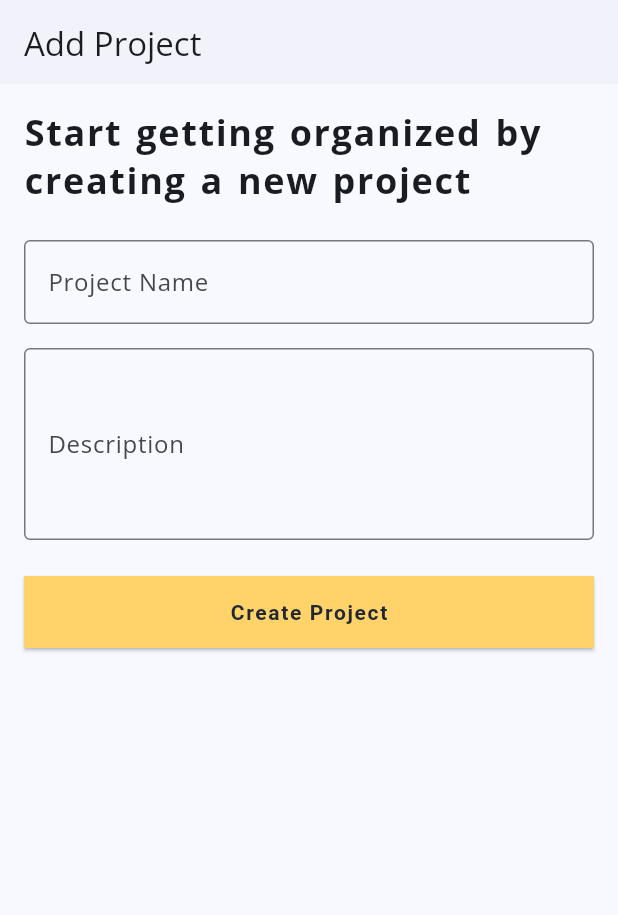
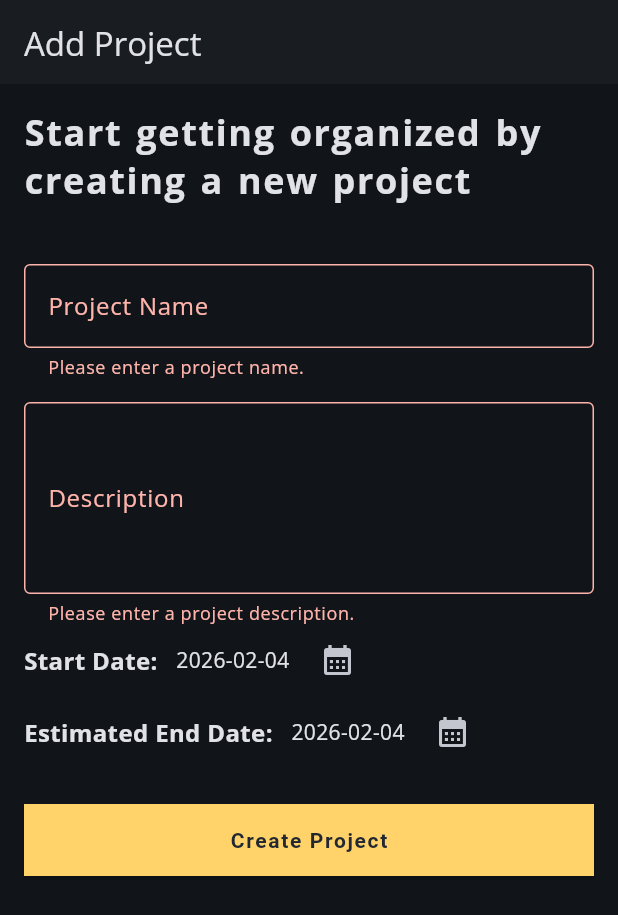
Before and after one commit to faruqonaayo/arrtick_app, a Flutter app: the AddProject screen opened by its route, after a tap on "Create Project", on a phone screen of 412 x 824 dp. Shown: the top 915 px of the screen. Run offline on Flutter 3.47's test engine with Material 3 defaults, Android fonts, the phone set to English and light mode, and no system bars; our stand-ins replace go_router, google_fonts.

Commit message:
Refactor project model to make endDate optional and update form validation in AddProject screen

```diff
--- a/lib/main.dart
+++ b/lib/main.dart
@@ -25,7 +25,7 @@ class ArrtickApp extends StatelessWidget {
     return MaterialApp.router(
       title: 'Arrtick App',
       routerConfig: _router,
-      themeMode: ThemeMode.light,
+      themeMode: ThemeMode.dark,
       theme: buildThemeData(kColorScheme),
       darkTheme: buildThemeData(kDarkColorScheme),
     );
--- a/lib/models/project.dart
+++ b/lib/models/project.dart
@@ -4,7 +4,7 @@ class Project {
   final String description;
   final DateTime startDate;
   final DateTime estimatedEndDate;
-  final DateTime endDate;
+  final DateTime? endDate;
   final bool isCompleted;
   final bool isFavorite;
 
@@ -14,8 +14,8 @@ class Project {
     required this.description,
     required this.startDate,
     required this.estimatedEndDate,
-    required this.endDate,
-    required this.isCompleted,
+    this.endDate,
+    this.isCompleted = false,
     this.isFavorite = false,
   });
 
@@ -26,7 +26,7 @@ class Project {
       description: json['description'],
       startDate: DateTime.parse(json['startDate']),
       estimatedEndDate: DateTime.parse(json['estimatedEndDate']),
-      endDate: DateTime.parse(json['endDate']),
+      endDate: json['endDate'] != null ? DateTime.parse(json['endDate']) : null,
       isCompleted: json['isCompleted'],
       isFavorite: json['isFavorite'],
     );
@@ -39,7 +39,7 @@ class Project {
       'description': description,
       'startDate': startDate.toIso8601String(),
       'estimatedEndDate': estimatedEndDate.toIso8601String(),
-      'endDate': endDate.toIso8601String(),
+      'endDate': endDate?.toIso8601String(),
       'isCompleted': isCompleted,
       'isFavorite': isFavorite,
     };
--- a/lib/screens/add_project.dart
+++ b/lib/screens/add_project.dart
@@ -1,4 +1,7 @@
 import 'package:flutter/material.dart';
+
+import 'package:arrtick_app/models/project.dart';
+import 'package:arrtick_app/util.dart';
 
 class AddProject extends StatefulWidget {
   const AddProject({super.key});
@@ -8,6 +11,12 @@ class AddProject extends StatefulWidget {
 }
 
 class _AddProjectState extends State<AddProject> {
+  final _formKey = GlobalKey<FormState>();
+  var _enteredName = '';
+  var _enteredDescription = '';
+  var _selectedStartDate = DateTime.now();
+  var _selectedEndDate = DateTime.now();
+
   @override
   Widget build(BuildContext context) {
     return Scaffold(
@@ -23,26 +32,104 @@ class _AddProjectState extends State<AddProject> {
               letterSpacing: 1.1,
             ),
           ),
-          const SizedBox(height: 24),
+          const SizedBox(height: 40),
           Form(
+            key: _formKey,
             child: Column(
               children: [
                 TextFormField(
                   decoration: const InputDecoration(labelText: 'Project Name'),
+                  validator: (value) {
+                    if (value == null || value.isEmpty) {
+                      return 'Please enter a project name.';
+                    }
+                    return null;
+                  },
+                  onSaved: (newValue) {
+                    _enteredName = newValue!;
+                  },
                 ),
                 const SizedBox(height: 16),
                 TextFormField(
                   decoration: const InputDecoration(labelText: 'Description'),
                   maxLines: 4,
+                  validator: (value) {
+                    if (value == null || value.isEmpty) {
+                      return 'Please enter a project description.';
+                    }
+                    return null;
+                  },
+                  onSaved: (newValue) {
+                    _enteredDescription = newValue!;
+                  },
+                ),
+                Row(
+                  mainAxisAlignment: MainAxisAlignment.start,
+                  spacing: 8,
+                  children: [
+                    Text(
+                      "Start Date: ",
+                      style: TextStyle(
+                        fontWeight: FontWeight.w700,
+                        fontSize: 16,
+                      ),
+                    ),
+                    Text(formatDate(_selectedStartDate)),
+                    IconButton(
+                      onPressed: () async {
+                        var today = DateTime.now();
+                        final response = await _presentDatePicker(
+                          today,
+                          DateTime(2100),
+                        );
+                        if (response != null) {
+                          setState(() {
+                            _selectedStartDate = response;
+                            _selectedEndDate = response;
+                          });
+                        }
+                      },
+                      icon: Icon(Icons.calendar_month),
+                    ),
+                  ],
+                ),
+                Row(
+                  mainAxisAlignment: MainAxisAlignment.start,
+                  spacing: 8,
+                  children: [
+                    Text(
+                      "Estimated End Date: ",
+                      style: TextStyle(
+                        fontWeight: FontWeight.w700,
+                        fontSize: 16,
+                      ),
+                    ),
+                    Text(formatDate(_selectedEndDate)),
+                    IconButton(
+                      onPressed: () async {
+                        var today = DateTime.now();
+                        final response = await _presentDatePicker(
+                          today,
+                          DateTime(2100),
+                        );
+                        // making sure end date is after start date
+                        if (response != null &&
+                            response.isAfter(_selectedStartDate)) {
+                          setState(() {
+                            _selectedEndDate = response;
+                          });
+                        }
+                      },
+                      icon: Icon(Icons.calendar_month),
+                    ),
+                  ],
                 ),
               ],
             ),
           ),
           const SizedBox(height: 24),
           ElevatedButton(
-            onPressed: () {
-              // Handle project creation logic here
-            },
+            onPressed: _submitForm,
             style: ElevatedButton.styleFrom(
               minimumSize: const Size.fromHeight(48),
             ),
@@ -52,4 +139,34 @@ class _AddProjectState extends State<AddProject> {
       ),
     );
   }
+
+  Future<DateTime?> _presentDatePicker(DateTime start, DateTime end) async {
+    return await showDatePicker(
+      context: context,
+      firstDate: start,
+      lastDate: end,
+    );
+  }
+
+  void _submitForm() {
+    if (!_formKey.currentState!.validate()) {
+      return;
+    }
+    _formKey.currentState!.save();
+    // Here you can handle the form submission, e.g., save the project data
+    final newProject = Project(
+      id: generateId(),
+      name: _enteredName,
+      description: _enteredDescription,
+      startDate: _selectedStartDate,
+      estimatedEndDate: _selectedEndDate,
+    );
+
+    ScaffoldMessenger.of(context).showSnackBar(
+      SnackBar(
+        content: Text('Project "${newProject.name}" created successfully!'),
+      ),
+    );
+    // Navigator.of(context).pop();
+  }
 }
--- /dev/null
+++ b/lib/util.dart
@@ -0,0 +1,13 @@
+import 'package:intl/intl.dart';
+import 'package:uuid/uuid.dart';
+
+String formatDate(DateTime date) {
+  final DateFormat formatter = DateFormat('yyyy-MM-dd');
+  return formatter.format(date);
+}
+
+final uuid = Uuid();
+
+String generateId() {
+  return uuid.v1();
+}
--- a/pubspec.yaml
+++ b/pubspec.yaml
@@ -36,6 +36,8 @@ dependencies:
   cupertino_icons: ^1.0.8
   go_router: ^17.1.0
   google_fonts: ^8.0.0
+  intl: ^0.20.2
+  uuid: ^4.5.2
 
 dev_dependencies:
   flutter_test:
```
Also changed, not shown: pubspec.lock.
